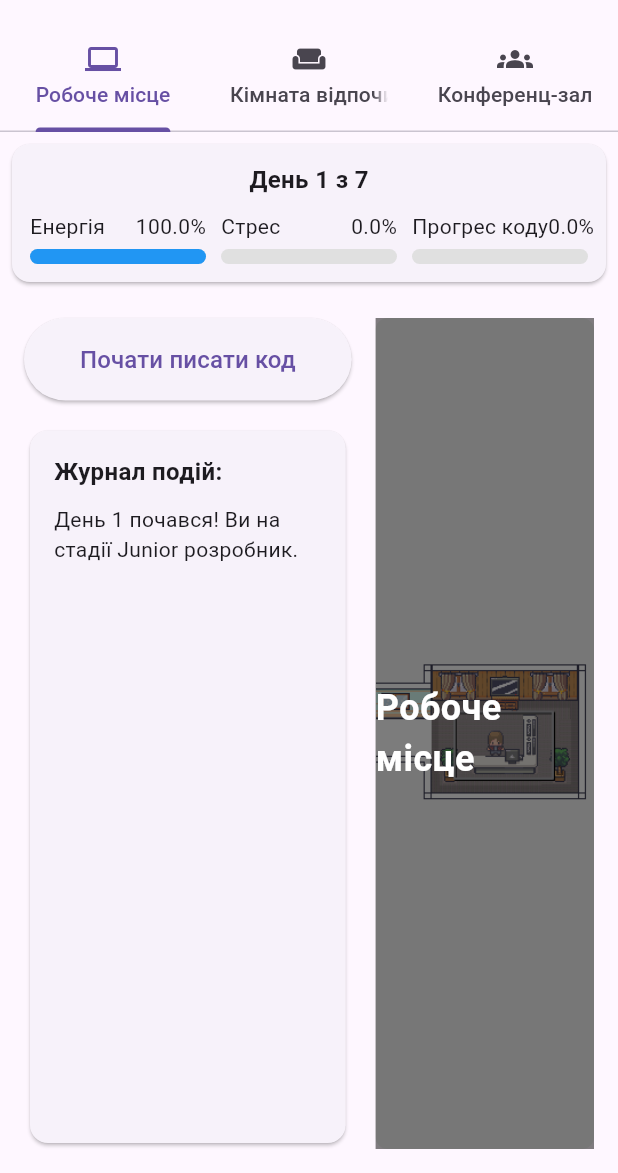
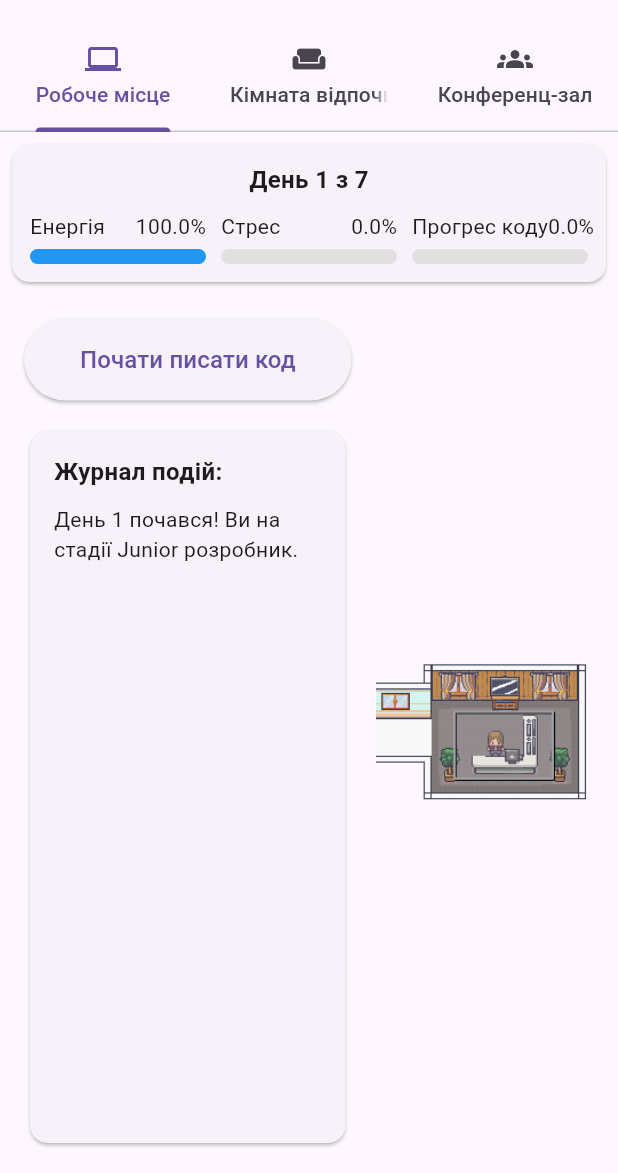
Before and after one commit to TexnoViktor/diploma, a Flutter app: the GameScreen screen opened by its route, on a phone screen of 412 x 824 dp, the part 63-1236 px from its top. Run offline on Flutter 3.47's test engine with Material 3 defaults, Android fonts, the phone set to English and light mode, and no system bars; our stand-ins replace shared_preferences; accounts and stored records are empty.

Commit message:
modified tabs design

```diff
--- a/programmer_life/lib/widgets/workplace_tab.dart
+++ b/programmer_life/lib/widgets/workplace_tab.dart
@@ -102,7 +102,6 @@ class WorkplaceTab extends StatelessWidget {
             flex: 2,  // Take 40% of the space
             child: Container(
               decoration: BoxDecoration(
-                color: Colors.grey[200],
                 borderRadius: BorderRadius.circular(8),
                 image: DecorationImage(
                   image: AssetImage('assets/images/workplace.png'),
@@ -113,19 +112,8 @@ class WorkplaceTab extends StatelessWidget {
               child: Stack(
                 children: [
                   Container(
-                    color: Colors.black.withOpacity(0.5),
                     width: double.infinity,
                     height: double.infinity,
-                  ),
-                  Center(
-                    child: Text(
-                      'Робоче місце',
-                      style: TextStyle(
-                        color: Colors.white,
-                        fontSize: 24,
-                        fontWeight: FontWeight.bold,
-                      ),
-                    ),
                   ),
                 ],
               ),
```
Also changed, not shown: programmer_life/lib/widgets/break_room_tab.dart (+0 -11 lines), programmer_life/lib/widgets/conference_room_tab.dart (+0 -11 lines).
